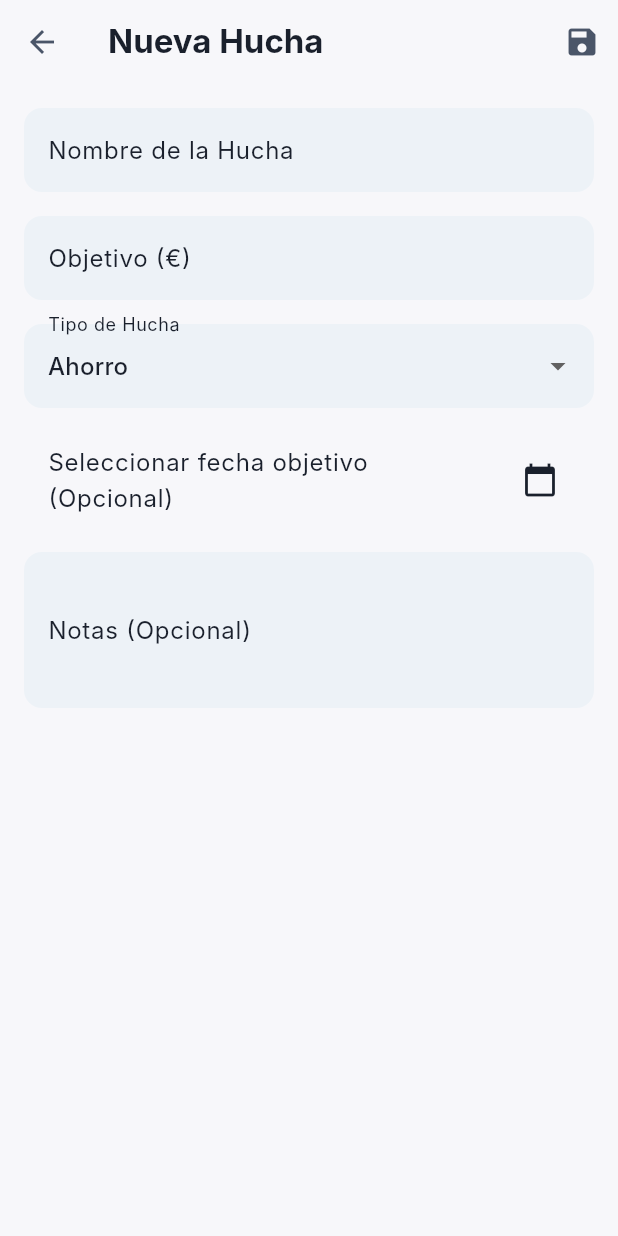
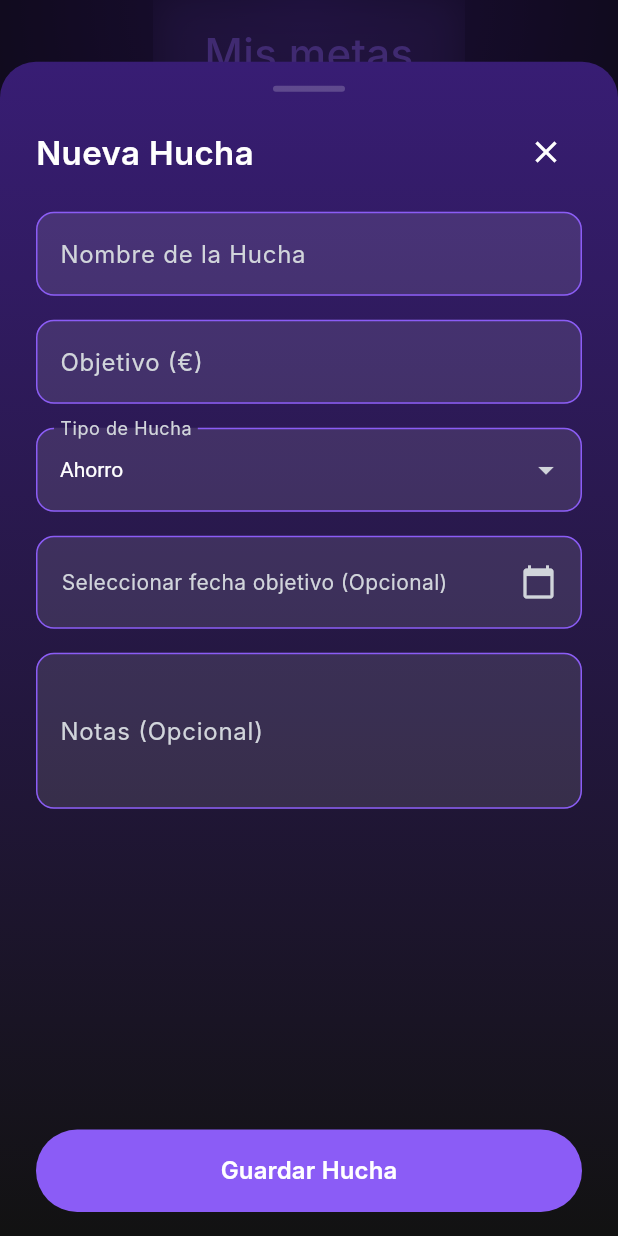
Before and after one commit to Thiagosnchz02/finai_flutter, a Flutter app: the GoalsScreen screen opened by its route, after a tap on "Añadir meta", on a phone screen of 412 x 824 dp. Run offline on Flutter 3.47's test engine with Material 3 defaults, Android fonts, the phone set to English and light mode, and no system bars; our stand-ins replace fl_chart, flutter_dotenv, flutter_svg, font_awesome_flutter, image_picker, intl_phone_field and 4 more; missing offline and left inert: flutter_facebook_auth; accounts and stored records are empty; Roboto replaces fonts that are missing (Inter).

Commit message:
Refactor goal sheet presentation

```diff
--- a/lib/features/goals/screens/add_edit_goal_screen.dart
+++ b/lib/features/goals/screens/add_edit_goal_screen.dart
@@ -8,8 +8,9 @@ import 'package:finai_flutter/features/goals/services/goals_service.dart';
 
 class AddEditGoalScreen extends StatefulWidget {
   final Goal? goal; // Para editar una meta existente
+  final ValueChanged<bool>? onLoadingChanged;
 
-  const AddEditGoalScreen({super.key, this.goal});
+  const AddEditGoalScreen({super.key, this.goal, this.onLoadingChanged});
 
   @override
   State<AddEditGoalScreen> createState() => _AddEditGoalScreenState();
@@ -69,6 +70,35 @@ class _AddEditGoalScreenState extends State<AddEditGoalScreen> {
     }
   }
 
+  bool get isLoading => _isLoading;
+
+  Future<void> submit() => _saveGoal();
+
+  InputDecoration _baseDecoration(String label) {
+    return InputDecoration(
+      labelText: label,
+      labelStyle: const TextStyle(color: Color(0xFFD1D5DB)),
+      filled: true,
+      fillColor: const Color(0x1AFFFFFF),
+      enabledBorder: OutlineInputBorder(
+        borderRadius: BorderRadius.circular(12),
+        borderSide: const BorderSide(color: Color(0xFF8B5CF6)),
+      ),
+      focusedBorder: OutlineInputBorder(
+        borderRadius: BorderRadius.circular(12),
+        borderSide: const BorderSide(color: Color(0xFF8B5CF6)),
+      ),
+      errorBorder: OutlineInputBorder(
+        borderRadius: BorderRadius.circular(12),
+        borderSide: const BorderSide(color: Colors.redAccent),
+      ),
+      focusedErrorBorder: OutlineInputBorder(
+        borderRadius: BorderRadius.circular(12),
+        borderSide: const BorderSide(color: Colors.redAccent),
+      ),
+    );
+  }
+
   Future<void> _saveGoal() async {
     if (_formKey.currentState!.validate()) {
       if (_savingsAccountId == null) {
@@ -79,6 +109,7 @@ class _AddEditGoalScreenState extends State<AddEditGoalScreen> {
       }
 
       setState(() => _isLoading = true);
+      widget.onLoadingChanged?.call(true);
 
       try {
         final userId = Supabase.instance.client.auth.currentUser!.id;
@@ -108,39 +139,34 @@ class _AddEditGoalScreenState extends State<AddEditGoalScreen> {
           );
         }
       } finally {
-        if (mounted) setState(() => _isLoading = false);
+        if (mounted) {
+          setState(() => _isLoading = false);
+          widget.onLoadingChanged?.call(false);
+        } else {
+          widget.onLoadingChanged?.call(false);
+        }
       }
     }
   }
 
   @override
   Widget build(BuildContext context) {
-    return Scaffold(
-      appBar: AppBar(
-        title: Text(widget.goal == null ? 'Nueva Hucha' : 'Editar Hucha'),
-        actions: [
-          IconButton(
-            icon: const Icon(Icons.save),
-            onPressed: _isLoading ? null : _saveGoal,
-          )
-        ],
-      ),
-      body: _isLoading
-          ? const Center(child: CircularProgressIndicator())
-          : Form(
+    return Form(
       key: _formKey,
-              child: ListView(
-                padding: const EdgeInsets.all(16.0),
+      child: Column(
+        crossAxisAlignment: CrossAxisAlignment.stretch,
         children: [
           TextFormField(
             controller: _nameController,
-                    decoration: const InputDecoration(labelText: 'Nombre de la Hucha'),
+            style: const TextStyle(color: Colors.white),
+            decoration: _baseDecoration('Nombre de la Hucha'),
             validator: (value) => (value == null || value.isEmpty) ? 'El nombre es obligatorio' : null,
           ),
           const SizedBox(height: 16),
           TextFormField(
             controller: _targetAmountController,
-                    decoration: const InputDecoration(labelText: 'Objetivo (€)'),
+            style: const TextStyle(color: Colors.white),
+            decoration: _baseDecoration('Objetivo (€)'),
             keyboardType: const TextInputType.numberWithOptions(decimal: true),
             validator: (value) {
               if (value == null || value.isEmpty) return 'El objetivo es obligatorio';
@@ -151,27 +177,153 @@ class _AddEditGoalScreenState extends State<AddEditGoalScreen> {
           const SizedBox(height: 16),
           DropdownButtonFormField<String>(
             value: _goalType,
-                    decoration: const InputDecoration(labelText: 'Tipo de Hucha'),
+            dropdownColor: const Color(0xFF1F1235),
+            style: const TextStyle(color: Colors.white),
+            iconEnabledColor: const Color(0xFFD1D5DB),
+            decoration: _baseDecoration('Tipo de Hucha'),
             items: ['Ahorro', 'Viaje', 'Fondo de emergencia', 'Otro']
                 .map((type) => DropdownMenuItem(value: type, child: Text(type)))
                 .toList(),
             onChanged: (value) => setState(() => _goalType = value!),
           ),
           const SizedBox(height: 16),
-                  ListTile(
-                    title: Text(_targetDate == null
+          GestureDetector(
+            onTap: () => _selectDate(context),
+            child: Container(
+              padding: const EdgeInsets.symmetric(horizontal: 16, vertical: 18),
+              decoration: BoxDecoration(
+                color: const Color(0x1AFFFFFF),
+                borderRadius: BorderRadius.circular(12),
+                border: Border.all(color: const Color(0xFF8B5CF6)),
+              ),
+              child: Row(
+                children: [
+                  Expanded(
+                    child: Text(
+                      _targetDate == null
                           ? 'Seleccionar fecha objetivo (Opcional)'
-                        : 'Fecha Objetivo: ${DateFormat.yMMMd('es_ES').format(_targetDate!)}'),
-                    trailing: const Icon(Icons.calendar_today),
-                    onTap: () => _selectDate(context),
+                          : 'Fecha Objetivo: ${DateFormat.yMMMd('es_ES').format(_targetDate!)}',
+                      style: TextStyle(
+                        color: _targetDate == null ? const Color(0xFFD1D5DB) : Colors.white,
+                      ),
+                    ),
+                  ),
+                  const Icon(Icons.calendar_today, color: Color(0xFFD1D5DB)),
+                ],
+              ),
+            ),
           ),
           const SizedBox(height: 16),
           TextFormField(
             controller: _notesController,
-                    decoration: const InputDecoration(labelText: 'Notas (Opcional)'),
+            style: const TextStyle(color: Colors.white),
+            decoration: _baseDecoration('Notas (Opcional)'),
             maxLines: 3,
           ),
         ],
+      ),
+    );
+  }
+}
+
+class AddEditGoalSheet extends StatefulWidget {
+  final Goal? goal;
+
+  const AddEditGoalSheet({super.key, this.goal});
+
+  @override
+  State<AddEditGoalSheet> createState() => _AddEditGoalSheetState();
+}
+
+class _AddEditGoalSheetState extends State<AddEditGoalSheet> {
+  final GlobalKey<_AddEditGoalScreenState> _formKey = GlobalKey<_AddEditGoalScreenState>();
+  bool _isLoading = false;
+
+  @override
+  Widget build(BuildContext context) {
+    final viewInsets = MediaQuery.of(context).viewInsets.bottom;
+    return FractionallySizedBox(
+      heightFactor: 0.95,
+      child: Container(
+        decoration: const BoxDecoration(
+          gradient: LinearGradient(
+            begin: Alignment.topCenter,
+            end: Alignment.bottomCenter,
+            colors: [
+              Color(0xFF381D74),
+              Color(0xFF121212),
+            ],
+          ),
+          borderRadius: BorderRadius.vertical(top: Radius.circular(24)),
+        ),
+        child: SafeArea(
+          top: false,
+          child: Padding(
+            padding: EdgeInsets.only(left: 24, right: 24, top: 16, bottom: 16 + viewInsets),
+            child: Column(
+              crossAxisAlignment: CrossAxisAlignment.stretch,
+              children: [
+                Center(
+                  child: Container(
+                    width: 48,
+                    height: 4,
+                    decoration: BoxDecoration(
+                      color: const Color(0x33FFFFFF),
+                      borderRadius: BorderRadius.circular(2),
+                    ),
+                  ),
+                ),
+                const SizedBox(height: 16),
+                Row(
+                  children: [
+                    Expanded(
+                      child: Text(
+                        widget.goal == null ? 'Nueva Hucha' : 'Editar Hucha',
+                        style: const TextStyle(
+                          fontSize: 22,
+                          fontWeight: FontWeight.w600,
+                          color: Colors.white,
+                        ),
+                      ),
+                    ),
+                    IconButton(
+                      icon: const Icon(Icons.close, color: Colors.white),
+                      onPressed: () => Navigator.of(context).pop(),
+                    ),
+                  ],
+                ),
+                const SizedBox(height: 16),
+                Expanded(
+                  child: SingleChildScrollView(
+                    padding: const EdgeInsets.only(bottom: 24),
+                    child: AddEditGoalScreen(
+                      key: _formKey,
+                      goal: widget.goal,
+                      onLoadingChanged: (value) => setState(() => _isLoading = value),
+                    ),
+                  ),
+                ),
+                const SizedBox(height: 24),
+                FilledButton(
+                  onPressed: _isLoading ? null : () => _formKey.currentState?.submit(),
+                  style: FilledButton.styleFrom(
+                    padding: const EdgeInsets.symmetric(vertical: 16),
+                    backgroundColor: const Color(0xFF8B5CF6),
+                  ),
+                  child: _isLoading
+                      ? const SizedBox(
+                          width: 24,
+                          height: 24,
+                          child: CircularProgressIndicator(strokeWidth: 2, color: Colors.white),
+                        )
+                      : const Text(
+                          'Guardar Hucha',
+                          style: TextStyle(fontSize: 16, fontWeight: FontWeight.w600),
+                        ),
+                ),
+              ],
+            ),
+          ),
         ),
       ),
     );
--- a/lib/features/goals/screens/goals_screen.dart
+++ b/lib/features/goals/screens/goals_screen.dart
@@ -41,8 +41,11 @@ class _GoalsScreenState extends State<GoalsScreen> {
   }
 
   void _navigateAndRefresh({Goal? goal}) async {
-    final result = await Navigator.of(context).push<bool>(
-      MaterialPageRoute(builder: (context) => AddEditGoalScreen(goal: goal)),
+    final result = await showModalBottomSheet<bool>(
+      context: context,
+      isScrollControlled: true,
+      backgroundColor: Colors.transparent,
+      builder: (context) => AddEditGoalSheet(goal: goal),
     );
     if (result == true && mounted) {
       _loadData();
```
Lines whose indentation alone changed are shown as unchanged.
